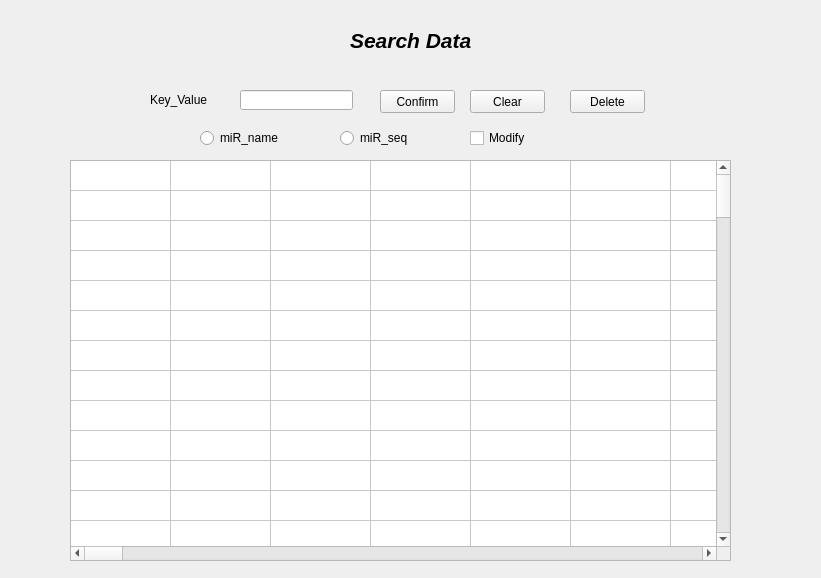
This is qt/frontshow/searchdata.ui in Sheldon04/THLBase as Qt 5 draws it before an edit. The edited form follows.
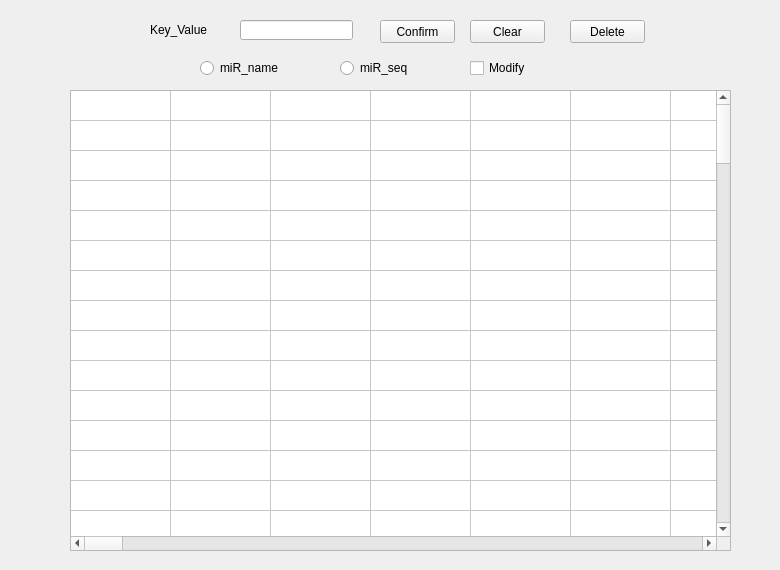
This is the edited form.

What changed in the file:
```diff
--- a/qt/frontshow/searchdata.ui
+++ b/qt/frontshow/searchdata.ui
@@ -6,40 +6,18 @@
    <rect>
     <x>0</x>
     <y>0</y>
-    <width>821</width>
-    <height>578</height>
+    <width>780</width>
+    <height>570</height>
    </rect>
   </property>
   <property name="windowTitle">
    <string>Search</string>
   </property>
-  <widget class="QLabel" name="label">
-   <property name="geometry">
-    <rect>
-     <x>350</x>
-     <y>20</y>
-     <width>131</width>
-     <height>41</height>
-    </rect>
-   </property>
-   <property name="font">
-    <font>
-     <family>Arial</family>
-     <pointsize>16</pointsize>
-     <weight>75</weight>
-     <italic>true</italic>
-     <bold>true</bold>
-    </font>
-   </property>
-   <property name="text">
-    <string>Search Data</string>
-   </property>
-  </widget>
   <widget class="QLabel" name="label_2">
    <property name="geometry">
     <rect>
      <x>150</x>
-     <y>90</y>
+     <y>20</y>
      <width>61</width>
      <height>20</height>
     </rect>
@@ -52,7 +30,7 @@
    <property name="geometry">
     <rect>
      <x>240</x>
-     <y>90</y>
+     <y>20</y>
      <width>113</width>
      <height>20</height>
     </rect>
@@ -62,7 +40,7 @@
    <property name="geometry">
     <rect>
      <x>200</x>
-     <y>130</y>
+     <y>60</y>
      <width>89</width>
      <height>16</height>
     </rect>
@@ -75,7 +53,7 @@
    <property name="geometry">
     <rect>
      <x>340</x>
-     <y>130</y>
+     <y>60</y>
      <width>89</width>
      <height>16</height>
     </rect>
@@ -88,7 +66,7 @@
    <property name="geometry">
     <rect>
      <x>380</x>
-     <y>90</y>
+     <y>20</y>
      <width>75</width>
      <height>23</height>
     </rect>
@@ -101,9 +79,9 @@
    <property name="geometry">
     <rect>
      <x>70</x>
-     <y>160</y>
+     <y>90</y>
      <width>661</width>
-     <height>401</height>
+     <height>461</height>
     </rect>
    </property>
    <property name="textElideMode">
@@ -329,7 +307,7 @@
    <property name="geometry">
     <rect>
      <x>470</x>
-     <y>90</y>
+     <y>20</y>
      <width>75</width>
      <height>23</height>
     </rect>
@@ -343,8 +321,8 @@
     <rect>
      <x>10</x>
      <y>0</y>
-     <width>811</width>
-     <height>581</height>
+     <width>800</width>
+     <height>600</height>
     </rect>
    </property>
    <property name="text">
@@ -355,7 +333,7 @@
    <property name="geometry">
     <rect>
      <x>570</x>
-     <y>90</y>
+     <y>20</y>
      <width>75</width>
      <height>23</height>
     </rect>
@@ -368,7 +346,7 @@
    <property name="geometry">
     <rect>
      <x>470</x>
-     <y>130</y>
+     <y>60</y>
      <width>71</width>
      <height>16</height>
     </rect>
```
Left out of the diff: 1 changed line with no effect on the pictures.
